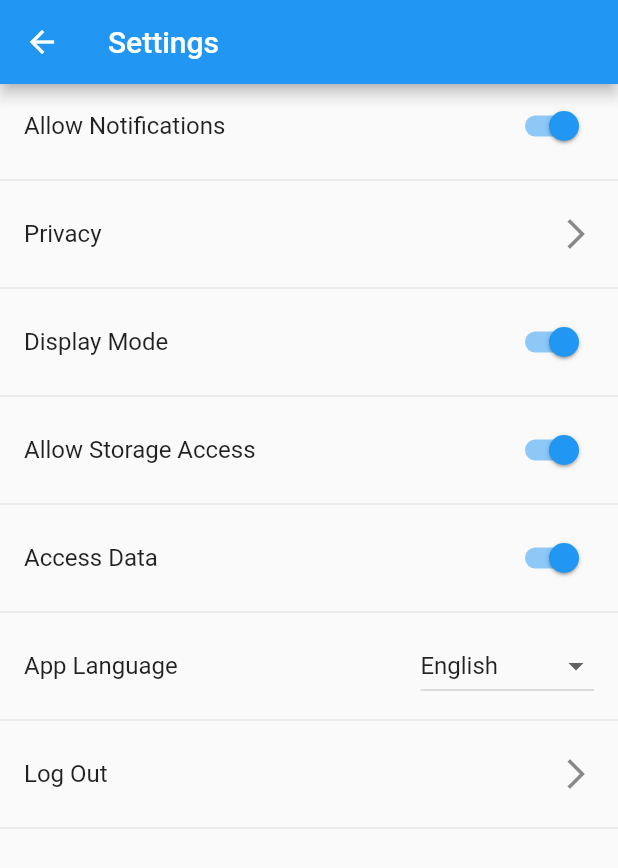
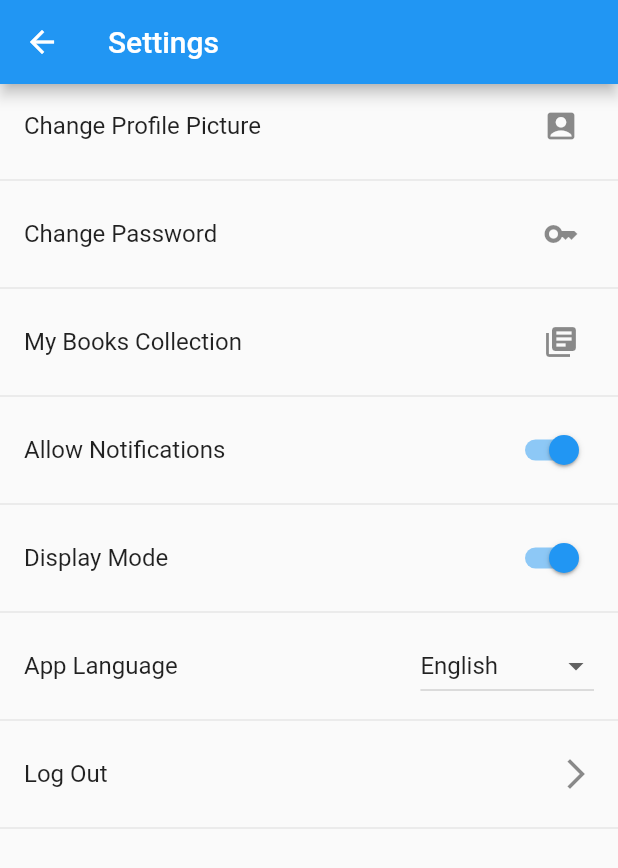
Before and after one commit to johnthuo1/Mini-App, a Flutter app: the SettingsPage screen opened directly, on a phone screen of 412 x 824 dp. Shown: the top 868 px of the screen. Run offline on Flutter 3.47's test engine with Material 2 defaults, Android fonts, the phone set to English and light mode, and no system bars; our stand-ins replace cloud_firestore, firebase_auth, firebase_core, firebase_messaging, firebase_storage, fluttertoast and 4 more; accounts and stored records are empty.

Commit message:
Update settings.dart

```diff
--- a/lib/screens/settings.dart
+++ b/lib/screens/settings.dart
@@ -1,6 +1,9 @@
 // ignore_for_file: prefer_const_constructors, unused_import, library_private_types_in_public_api
 
+import 'package:booksgrid/screens/forgot_password.dart';
 import 'package:booksgrid/screens/sign_in.dart';
+import 'package:booksgrid/screens/upload_profile.dart';
+import 'package:booksgrid/screens/user_books.dart';
 import 'package:flutter/material.dart';
 import 'package:booksgrid/main.dart';
 
@@ -14,8 +17,6 @@ class SettingsPage extends StatefulWidget {
 class _SettingsPageState extends State<SettingsPage> {
   bool _allowNotifications = true;
   bool _showAvatar = true;
-  bool _allowStorageAccess = true;
-  bool _allowDataAccess = true;
   String _selectedLanguage = 'English';
 
   final List<String> _languages = ['English', 'Kinyarwanda', 'French'];
@@ -28,6 +29,50 @@ class _SettingsPageState extends State<SettingsPage> {
       ),
       body: ListView(
         children: [
+            ListTile(
+            title: Text('Change Profile Picture'),
+            trailing: Padding(
+              padding: EdgeInsets.all(10.0),
+              child: Icon(Icons.account_box_rounded)),
+            onTap:
+              () async {
+                     // Change profile picture
+                     Navigator.pushReplacement(context,
+                      MaterialPageRoute(builder: (context) => (uploadProfile())));
+            },
+
+          ),
+
+          Divider(),
+          ListTile(
+            title: Text('Change Password'),
+            trailing: Padding(
+              padding: EdgeInsets.all(10.0),
+              child: Icon(Icons.key)),
+            onTap:
+              () async {
+                            // Take User to Forgot Password Page
+                     Navigator.pushReplacement(context,
+                      MaterialPageRoute(builder: (context) => ForgotPasswordPage()));
+            },
+
+          ),
+          Divider(),
+
+          ListTile(
+            title: Text('My Books Collection'),
+            trailing: Padding(
+              padding: EdgeInsets.all(10.0),
+              child: Icon(Icons.library_books),
+            ),
+            onTap: () async {
+              // Take User to Forgot Password Page
+              Navigator.pushReplacement(context, MaterialPageRoute(builder: (context) => UserBooksCollection()));
+            },
+          ),
+
+          Divider(),
+
           SwitchListTile(
             title: Text('Allow Notifications'),
             value: _allowNotifications,
@@ -37,14 +82,7 @@ class _SettingsPageState extends State<SettingsPage> {
               });
             },
           ),
-          Divider(),
-          ListTile(
-            title: Text('Privacy'),
-            trailing: Icon(Icons.arrow_forward_ios),
-            onTap: () {
-              // Navigate to Privacy page
-            },
-          ),
+
           Divider(),
           SwitchListTile(
             title: Text('Display Mode'),
@@ -52,26 +90,6 @@ class _SettingsPageState extends State<SettingsPage> {
             onChanged: (value) {
               setState(() {
                 _showAvatar = value;
-              });
-            },
-          ),
-          Divider(),
-          SwitchListTile(
-            title: Text('Allow Storage Access'),
-            value: _allowStorageAccess,
-            onChanged: (value) {
-              setState(() {
-                _allowStorageAccess = value;
-              });
-            },
-          ),
-          Divider(),
-          SwitchListTile(
-            title: Text('Access Data'),
-            value: _allowDataAccess,
-            onChanged: (value) {
-              setState(() {
-                _allowDataAccess = value;
               });
             },
           ),
```
